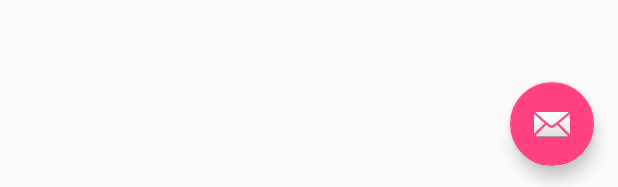
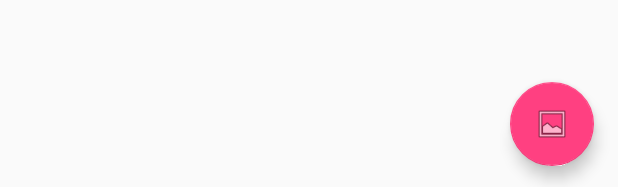
Before and after one commit to Xreki/PaddleNativeDemo, an Android app: the layout paddle_demo_activity.xml on its own in the app's theme, with its tools: preview values and no code run, on a phone screen of 412 x 824 dp. Shown: the part 1046-1233 px from the top of the screen. Run offline under Robolectric (Android 15) with nearby library versions, the phone set to English and light mode, and no system bars.

Commit message:
Rename the activity and change the icon used in layout.

```diff
--- a/android/image_classifier/src/main/java/org/paddle/demo/PaddleDemoActivity.java
+++ b/android/image_classifier/src/main/java/org/paddle/demo/ImageClassifierActivity.java
@@ -10,7 +10,7 @@ import android.view.View;
 import android.view.Menu;
 import android.view.MenuItem;
 
-public class PaddleDemoActivity extends AppCompatActivity {
+public class ImageClassifierActivity extends AppCompatActivity {
 
     // Used to load the 'native-lib' library on application startup.
     static {
--- a/android/image_classifier/src/main/res/layout/paddle_demo_activity.xml
+++ b/android/image_classifier/src/main/res/layout/paddle_demo_activity.xml
@@ -29,6 +29,6 @@
         android:layout_height="wrap_content"
         android:layout_gravity="bottom|end"
         android:layout_margin="@dimen/fab_margin"
-        app:srcCompat="@android:drawable/ic_dialog_email" />
+        app:srcCompat="@android:drawable/ic_menu_gallery" />
 
 </android.support.design.widget.CoordinatorLayout>
```
